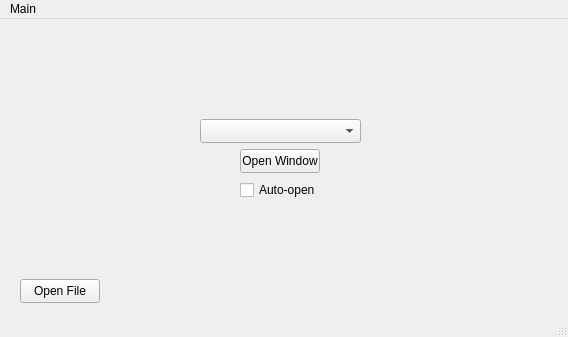
This is mainwindow.ui in whiskeyAndrew/BaicalGuiServer as Qt 5 draws it before an edit. The edited form follows.
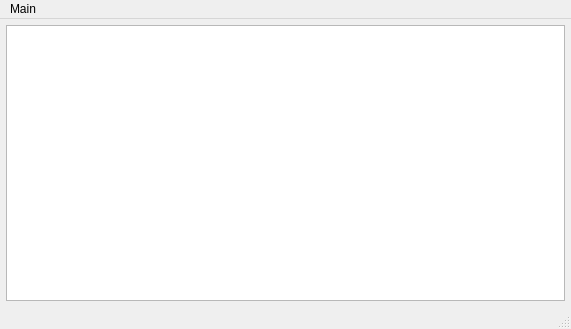
This is the edited form.

Patch:
```diff
--- a/mainwindow.ui
+++ b/mainwindow.ui
@@ -6,76 +6,69 @@
    <rect>
     <x>0</x>
     <y>0</y>
-    <width>568</width>
-    <height>337</height>
+    <width>571</width>
+    <height>329</height>
    </rect>
   </property>
   <property name="windowTitle">
    <string>MainWindow</string>
   </property>
+  <property name="documentMode">
+   <bool>false</bool>
+  </property>
   <widget class="QWidget" name="centralwidget">
-   <widget class="QComboBox" name="comboBox">
-    <property name="geometry">
-     <rect>
-      <x>200</x>
-      <y>100</y>
-      <width>161</width>
-      <height>24</height>
-     </rect>
+   <layout class="QGridLayout" name="gridLayout">
+    <property name="leftMargin">
+     <number>6</number>
     </property>
-   </widget>
-   <widget class="QPushButton" name="pushButton">
-    <property name="geometry">
-     <rect>
-      <x>240</x>
-      <y>130</y>
-      <width>80</width>
-      <height>24</height>
-     </rect>
+    <property name="topMargin">
+     <number>6</number>
     </property>
-    <property name="styleSheet">
-     <string notr="true"/>
+    <property name="rightMargin">
+     <number>6</number>
     </property>
-    <property name="text">
-     <string>Open Window</string>
+    <property name="bottomMargin">
+     <number>6</number>
     </property>
-   </widget>
-   <widget class="QPushButton" name="openFile">
-    <property name="enabled">
-     <bool>true</bool>
+    <property name="spacing">
+     <number>6</number>
     </property>
-    <property name="geometry">
-     <rect>
-      <x>20</x>
-      <y>260</y>
-      <width>80</width>
-      <height>24</height>
-     </rect>
-    </property>
-    <property name="text">
-     <string>Open File</string>
-    </property>
-   </widget>
-   <widget class="QCheckBox" name="autoOpen">
-    <property name="geometry">
-     <rect>
-      <x>240</x>
-      <y>160</y>
-      <width>81</width>
-      <height>22</height>
-     </rect>
-    </property>
-    <property name="text">
-     <string>Auto-open</string>
-    </property>
-   </widget>
+    <item row="0" column="0">
+     <widget class="QTableWidget" name="connectionsTable">
+      <property name="maximumSize">
+       <size>
+        <width>16777215</width>
+        <height>16777215</height>
+       </size>
+      </property>
+      <property name="sizeAdjustPolicy">
+       <enum>QAbstractScrollArea::AdjustIgnored</enum>
+      </property>
+      <property name="autoScroll">
+       <bool>false</bool>
+      </property>
+      <property name="editTriggers">
+       <set>QAbstractItemView::DoubleClicked</set>
+      </property>
+      <property name="dragDropOverwriteMode">
+       <bool>false</bool>
+      </property>
+      <attribute name="horizontalHeaderCascadingSectionResizes">
+       <bool>true</bool>
+      </attribute>
+      <attribute name="horizontalHeaderStretchLastSection">
+       <bool>false</bool>
+      </attribute>
+     </widget>
+    </item>
+   </layout>
   </widget>
   <widget class="QMenuBar" name="menubar">
    <property name="geometry">
     <rect>
      <x>0</x>
      <y>0</y>
-     <width>568</width>
+     <width>571</width>
      <height>21</height>
     </rect>
    </property>
```
Left out of the diff: 20 changed lines with no effect on the pictures.
